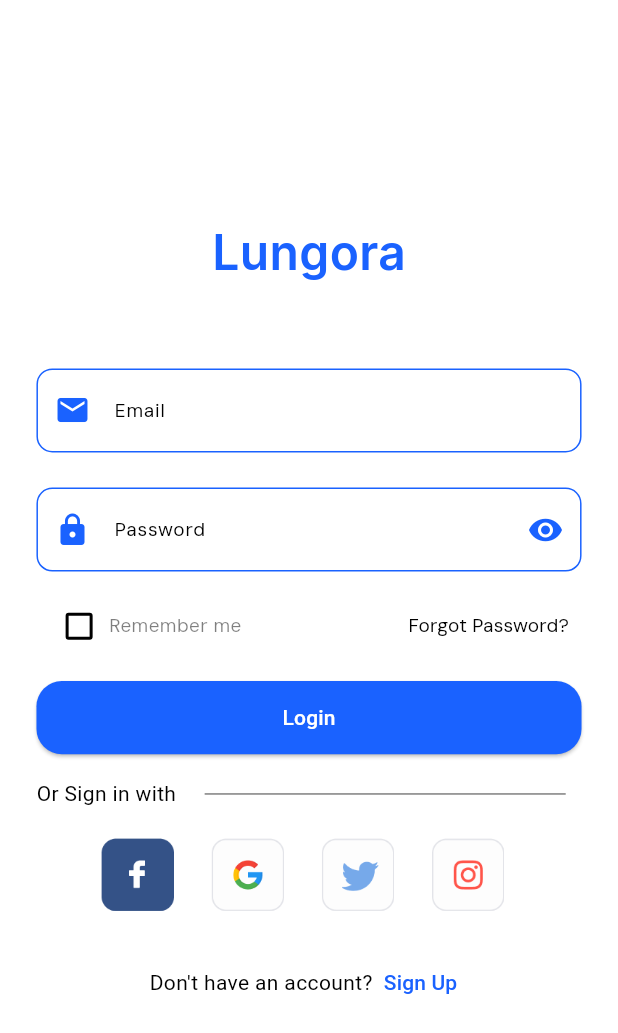
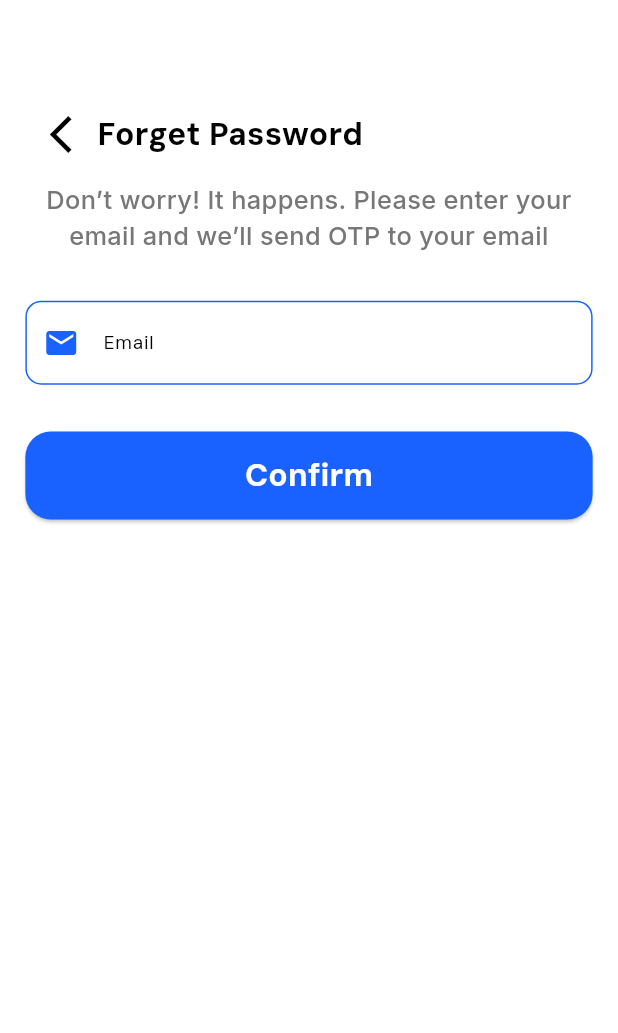
Before and after one commit to omarAbdullahMoharam/Lungora, a Flutter app: the screen it shows after launch, after a tap on "Forgot Password?", on a phone screen of 412 x 824 dp. Shown: the top 1033 px of the screen. Run offline on Flutter 3.47's test engine with Material 3 defaults, Android fonts, the phone set to English and light mode, and no system bars; our stand-ins replace flutter_screenutil, go_router.

Commit message:
add forget password view && use go_router

```diff
--- /dev/null
+++ b/lib/core/utils/app_roture.dart
@@ -0,0 +1,26 @@
+import 'package:go_router/go_router.dart';
+import 'package:lungora/features/auth/Presentation/views/forget_password_view.dart';
+
+import '../../features/auth/Presentation/views/auth_view.dart' show AuthView;
+
+abstract class AppRoture {
+  static const kOTP = '/OTP';
+  static const kForgetPassView = '/forgetPasswordView';
+  static const kAuthView = '/';
+  static final router = GoRouter(
+    routes: [
+      GoRoute(
+        path: kAuthView,
+        builder: (context, state) => AuthView(),
+      ),
+      GoRoute(
+        path: kForgetPassView,
+        builder: (context, state) => ForgetPasswordView(),
+      ),
+      //  GoRoute(
+      //   path: kOTP,
+      //   builder: (context, state) => OTP(email: state.extra.toString(),),
+      // ),
+    ],
+  );
+}
--- a/lib/core/utils/styles.dart
+++ b/lib/core/utils/styles.dart
@@ -23,8 +23,14 @@ abstract class Styles {
 
   static var textStyle16 = TextStyle(
     fontSize: 16.sp,
-    fontWeight: FontWeight.w700, //sometimes  400 || 500
+    fontWeight: FontWeight.w700,
     fontFamily: 'DMSans',
+  );
+
+  static var textStyleInter16 = TextStyle(
+    fontSize: 16.sp,
+    fontWeight: FontWeight.w400, //sometimes  400 || 500
+    fontFamily: 'Inter',
   );
 
   static var textStyle14 = TextStyle(
--- /dev/null
+++ b/lib/features/auth/Presentation/views/forget_password_view.dart
@@ -0,0 +1,15 @@
+import 'package:flutter/material.dart';
+import 'package:lungora/features/auth/Presentation/widgets/forget_password_view_body.dart';
+
+class ForgetPasswordView extends StatelessWidget {
+  const ForgetPasswordView({super.key});
+
+  @override
+  Widget build(BuildContext context) {
+    return const SafeArea(
+      child: Scaffold(
+        body: ForgetPasswordViewBody(),
+      ),
+    );
+  }
+}
--- a/lib/features/auth/Presentation/widgets/auth_form.dart
+++ b/lib/features/auth/Presentation/widgets/auth_form.dart
@@ -1,6 +1,8 @@
 import 'package:flutter/material.dart';
 import 'package:flutter_screenutil/flutter_screenutil.dart';
+import 'package:go_router/go_router.dart';
 import 'package:lungora/core/constants.dart';
+import 'package:lungora/core/utils/app_roture.dart';
 import 'package:lungora/core/utils/styles.dart';
 import 'package:lungora/features/auth/Presentation/widgets/custom_text_form_field.dart';
 import 'package:lungora/features/auth/Presentation/widgets/social_auth_section.dart';
@@ -137,7 +139,9 @@ class _AuthFormState extends State<AuthForm> {
                         ),
                         tapTargetSize: MaterialTapTargetSize.shrinkWrap,
                       ),
-                      onPressed: () {},
+                      onPressed: () {
+                        context.go(AppRoture.kForgetPassView);
+                      },
                       child: Text(
                         'Forgot Password?',
                         style: Styles.textStyle12.copyWith(color: Colors.black),
--- /dev/null
+++ b/lib/features/auth/Presentation/widgets/custom_password_appbar.dart
@@ -0,0 +1,34 @@
+import 'package:flutter/material.dart';
+import 'package:go_router/go_router.dart';
+import 'package:lungora/core/utils/styles.dart';
+
+import '../../../../core/utils/app_roture.dart' show AppRoture;
+
+class CustomPasswordAppBar extends StatelessWidget {
+  const CustomPasswordAppBar({
+    super.key,
+    required this.text,
+  });
+  final String text;
+
+  @override
+  Widget build(BuildContext context) {
+    return Row(
+      children: [
+        IconButton(
+          onPressed: () {
+            context.go(AppRoture.kAuthView);
+          },
+          icon: Icon(
+            Icons.arrow_back_ios_outlined,
+            size: 30,
+          ),
+        ),
+        Text(
+          text,
+          style: Styles.textStyle20,
+        ),
+      ],
+    );
+  }
+}
--- /dev/null
+++ b/lib/features/auth/Presentation/widgets/forget_password_view_body.dart
@@ -0,0 +1,64 @@
+import 'package:flutter/material.dart';
+import 'package:flutter_screenutil/flutter_screenutil.dart';
+import 'package:lungora/features/auth/Presentation/widgets/custom_text_form_field.dart';
+import '../../../../core/constants.dart';
+import '../../../../core/utils/styles.dart';
+import 'custom_password_appbar.dart';
+
+class ForgetPasswordViewBody extends StatefulWidget {
+  const ForgetPasswordViewBody({super.key});
+
+  @override
+  State<ForgetPasswordViewBody> createState() => _ForgetPasswordViewBodyState();
+}
+
+class _ForgetPasswordViewBodyState extends State<ForgetPasswordViewBody> {
+  final TextEditingController emailController = TextEditingController();
+
+  @override
+  Widget build(BuildContext context) {
+    return Padding(
+      padding: EdgeInsets.symmetric(horizontal: 16.w, vertical: 67.h),
+      child: Column(
+        children: [
+          CustomPasswordAppBar(
+            text: 'Forget Password',
+          ),
+          SizedBox(height: 8.h),
+          Text(
+            'Don’t worry! It happens. Please enter your email and we’ll send OTP to your email',
+            style: Styles.textStyleInter16.copyWith(
+              color: const Color.fromRGBO(119, 119, 119, 1),
+              fontWeight: FontWeight.w500,
+            ),
+            textAlign: TextAlign.center,
+          ),
+          SizedBox(height: 32.h),
+          CustomTextFormField(
+            labelText: 'Email',
+            isPassword: false,
+            prefixIcon: Icons.mail,
+            hintText: 'Email',
+            controller: emailController,
+          ),
+          SizedBox(height: 32.h),
+          ElevatedButton(
+              onPressed: () {},
+              style: ElevatedButton.styleFrom(
+                shape: RoundedRectangleBorder(
+                  borderRadius: BorderRadius.circular(16.w),
+                ),
+                minimumSize: Size(1.sw, 60.h),
+                backgroundColor: kPrimaryColor,
+              ),
+              child: Text(
+                'Confirm',
+                style: Styles.textStyle20.copyWith(
+                  color: Colors.white,
+                ),
+              ))
+        ],
+      ),
+    );
+  }
+}
--- a/lib/main.dart
+++ b/lib/main.dart
@@ -1,7 +1,7 @@
 import 'package:flutter/material.dart';
 import 'package:flutter_screenutil/flutter_screenutil.dart';
 import 'package:lungora/core/constants.dart';
-import 'package:lungora/features/auth/Presentation/views/auth_view.dart';
+import 'package:lungora/core/utils/app_roture.dart';
 
 void main() {
   runApp(const Lungora());
@@ -15,7 +15,8 @@ class Lungora extends StatelessWidget {
     return ScreenUtilInit(
       designSize: const Size(defualtWidth, defualtHeight),
       minTextAdapt: false,
-      child: MaterialApp(
+      child: MaterialApp.router(
+        routerConfig: AppRoture.router,
         debugShowCheckedModeBanner: false,
         title: 'Lungora',
         theme: ThemeData(
@@ -25,7 +26,6 @@ class Lungora extends StatelessWidget {
           ),
           scaffoldBackgroundColor: Colors.white,
         ),
-        home: AuthView(),
       ),
     );
   }
--- a/pubspec.yaml
+++ b/pubspec.yaml
@@ -32,6 +32,7 @@ dependencies:
   flutter:
     sdk: flutter
   flutter_screenutil: ^5.9.3
+  go_router: ^14.8.0
 
 dev_dependencies:
 
```
Also changed, not shown: pubspec.lock, 4 other files.
